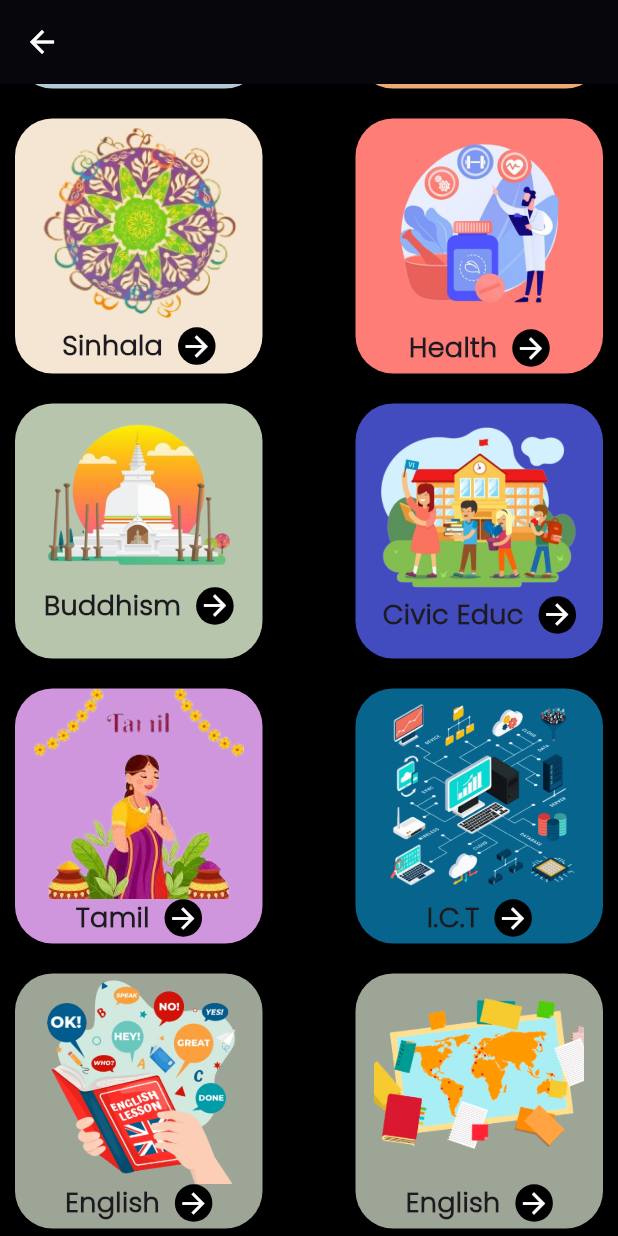
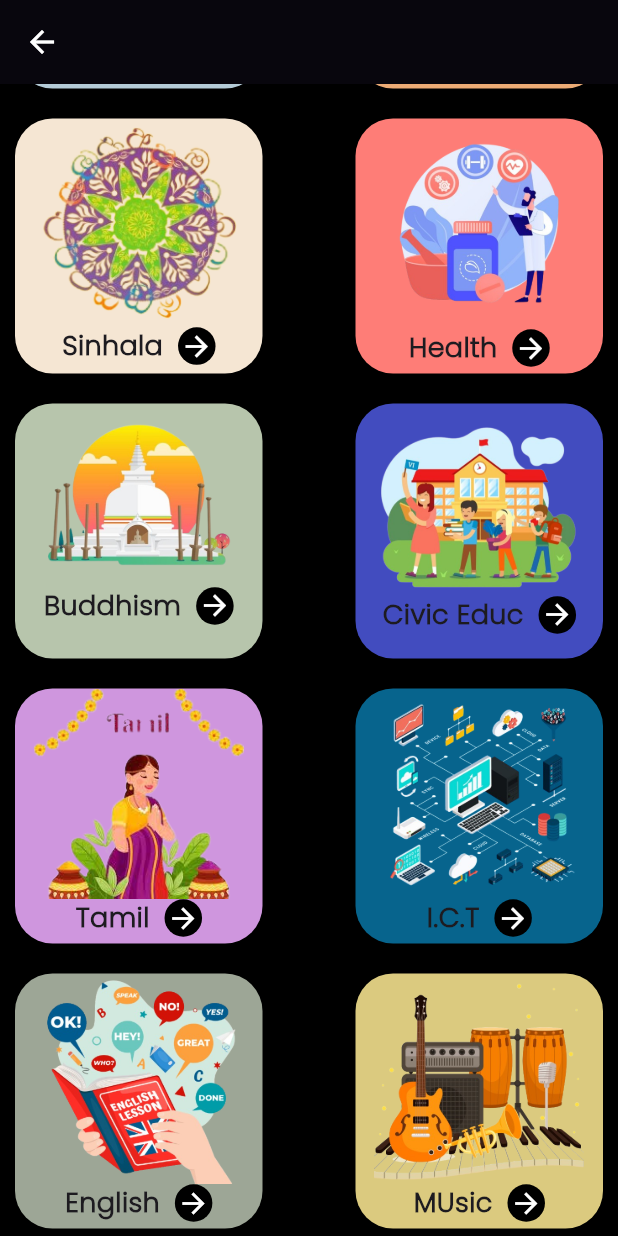
Before and after one commit to SanjuGajitha/Learning_App, a Flutter app: the SecondarySubjects screen opened directly, scrolled down 419 dp, on a phone screen of 412 x 824 dp. Run offline on Flutter 3.47's test engine with Material 3 defaults, Android fonts, the phone set to English and light mode, and no system bars.

Commit message:
make secondary grades and subjects

```diff
--- a/lib/pages/secondary_subjects.dart
+++ b/lib/pages/secondary_subjects.dart
@@ -91,9 +91,9 @@ class SecondarySubjects extends StatelessWidget {
                           cardColor: Color(0xff07648D)),
                       SizedBox(height: 20),
                       SecondarySubjectCard(
-                          subject: "English",
-                          subjectImage: AssetImage('assests/sgeo.png'),
-                          cardColor: Color(0xff9DA696)),
+                          subject: "MUsic",
+                          subjectImage: AssetImage('assests/music.png'),
+                          cardColor: Color(0xffDBCA7F)),
                     ],
                   ),
                 ],
--- a/pubspec.yaml
+++ b/pubspec.yaml
@@ -92,6 +92,7 @@ flutter:
     - assests/sheal.png
     - assests/scivic.png
     - assests/ict.png
+    - assests/music.png
   # An image asset can refer to one or more resolution-specific "variants", see
   # https://flutter.dev/to/resolution-aware-images
 
```
Also changed, not shown: assests/music.png (added).
